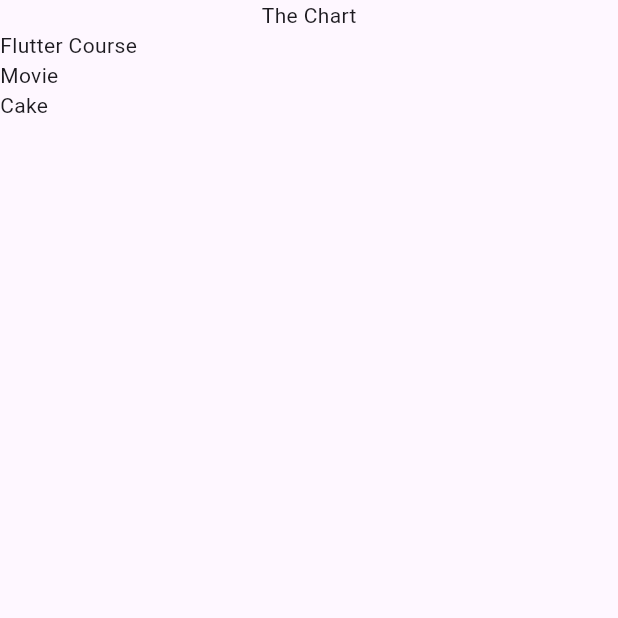
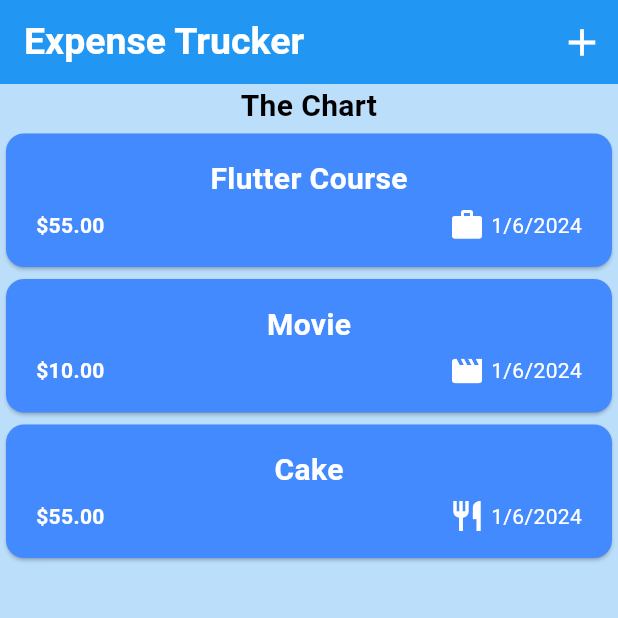
Before and after one commit to tekamek123/expense_tracker, a Flutter app: the screen it shows after launch, on a phone screen of 412 x 824 dp, the top half of it. Run offline on Flutter 3.47's test engine with Material 3 defaults, Android fonts, the phone set to English and light mode, and no system bars.

Commit message:
saving new expenses

```diff
--- a/lib/expenses.dart
+++ /dev/null
@@ -1,45 +0,0 @@
-import 'package:expense_tracker/expenses_list.dart';
-import 'package:expense_tracker/models/expense.dart';
-import 'package:flutter/material.dart';
-
-class Expenses extends StatefulWidget {
-  const Expenses({super.key});
-
-  @override
-  State<Expenses> createState() => _ExpensesState();
-}
-
-class _ExpensesState extends State<Expenses> {
-
-  final List<Expense> _registeredExpenses = [
-    Expense(
-      title: 'Flutter Course',
-      amount: 55.0,
-      date: DateTime.now(),
-      category: Category.work),
-      Expense(
-      title: 'Movie',
-      amount: 10.0,
-      date: DateTime.now(),
-      category: Category.leisure),
-      Expense(
-      title: 'Cake',
-      amount: 55.0,
-      date: DateTime.now(),
-      category: Category.food),
-  ];
-
-  @override
-  Widget build(BuildContext context) {
-    return  Scaffold(
-      body: SafeArea(
-        child: Column(
-          children: [
-            const Text('The Chart'),
-            Expanded(child: ExpensesList(expenses: _registeredExpenses)),
-          ],
-        ),
-      ),
-    );
-  }
-}
--- a/lib/main.dart
+++ b/lib/main.dart
@@ -1,4 +1,4 @@
-import 'package:expense_tracker/expenses.dart';
+import 'package:expense_tracker/widgets/expenses.dart';
 import 'package:flutter/material.dart';
 
 void main() {
--- a/lib/models/expense.dart
+++ b/lib/models/expense.dart
@@ -1,8 +1,20 @@
+import 'package:flutter/material.dart';
+import 'package:intl/intl.dart';
 import 'package:uuid/uuid.dart';
+
+final formatter = DateFormat.yMd();
 
 const uuid = Uuid();
 
 enum Category {travel, leisure, food, work}
+
+const categoryIcons =  {
+  Category.travel: Icons.flight_takeoff, //
+  Category.leisure: Icons.movie, //
+  Category.food: Icons.restaurant, //
+  Category.work: Icons.work, //
+};
+
 class Expense {
 
   Expense({
@@ -17,4 +29,8 @@ class Expense {
   final double amount;
   final DateTime  date;
   final Category category;
+
+  String get formattedDate {
+    return formatter.format(date);
+  }
 }
--- /dev/null
+++ b/lib/widgets/expenses.dart
@@ -0,0 +1,89 @@
+import 'package:expense_tracker/widgets/expenses_list/expenses_list.dart';
+import 'package:expense_tracker/models/expense.dart';
+import 'package:expense_tracker/widgets/expenses_list/new_expense.dart';
+import 'package:flutter/material.dart';
+
+class Expenses extends StatefulWidget {
+  const Expenses({super.key, });
+
+
+  @override
+  State<Expenses> createState() => _ExpensesState();
+}
+
+class _ExpensesState extends State<Expenses> {
+  final List<Expense> _registeredExpenses = [
+    Expense(
+        title: 'Flutter Course',
+        amount: 55.0,
+        date: DateTime.now(),
+        category: Category.work),
+    Expense(
+        title: 'Movie',
+        amount: 10.0,
+        date: DateTime.now(),
+        category: Category.leisure),
+    Expense(
+        title: 'Cake',
+        amount: 55.0,
+        date: DateTime.now(),
+        category: Category.food),
+  ];
+
+  void _openAddExpenseOverlay() {
+    showModalBottomSheet(
+      context: context,
+      builder: (ctx) =>  NewExpense(onAddExpense: addExpenses,),
+    );
+  }
+
+  void addExpenses(Expense expense) {
+    setState(() {
+    _registeredExpenses.add(expense);
+    });
+  }
+
+
+  @override
+  Widget build(BuildContext context) {
+    return Scaffold(
+      appBar: AppBar(
+        title: const Text(
+          'Expense Trucker',
+          style: TextStyle(
+            color: Colors.white,
+            fontWeight: FontWeight.bold,
+            fontSize: 25.0,
+          ),
+        ),
+        backgroundColor: Colors.blue,
+        actions: [
+          IconButton(
+            icon: const Icon(Icons.add),
+            onPressed: _openAddExpenseOverlay,
+            color: Colors.white,
+            iconSize: 30,
+            tooltip: 'Add Expense',
+            highlightColor: Colors.black26,
+            padding: const EdgeInsets.all(0),
+          )
+        ],
+      ),
+      body: Container(
+        color: Colors.blue.shade100,
+        child: Column(
+          children: [
+            const Text('The Chart',
+                textAlign: TextAlign.center,
+                style: TextStyle(
+                  fontSize: 20,
+                  fontWeight: FontWeight.bold,
+                  color: Colors.black,
+                )),
+            Expanded(child: ExpensesList(expenses: _registeredExpenses)),
+          ],
+        ),
+      ),
+    );
+  }
+}
--- /dev/null
+++ b/lib/widgets/expenses_list/expense_item.dart
@@ -0,0 +1,61 @@
+import 'package:expense_tracker/models/expense.dart';
+import 'package:flutter/material.dart';
+
+class ExpenseItem extends StatelessWidget {
+  const ExpenseItem(Expense expens, {super.key, required this.expense});
+
+  final Expense expense;
+
+  @override
+  Widget build(BuildContext context) {
+    return Card(
+      color: Colors.blueAccent,
+      child: Padding(
+        padding: const EdgeInsets.symmetric(
+          horizontal: 20.0,
+          vertical: 16.0,
+        ),
+        child: Column(
+          children: [
+            Text(
+              expense.title,
+              style: const TextStyle(
+                fontSize: 20.0,
+                fontWeight: FontWeight.bold,
+                color: Colors.white,
+              ),
+            ),
+            const SizedBox(
+              height: 4,
+            ),
+            Row(
+              children: [
+                Text(
+                  '\$${expense.amount.toStringAsFixed(2)}',
+                  style: const TextStyle(
+                    fontWeight: FontWeight.bold,
+                    color: Colors.white
+                  ),
+                ),
+                const Spacer(),
+                Row(
+                  children: [
+                   Icon(categoryIcons[expense.category],
+                   color: Colors.white,
+                   ),
+                  const SizedBox(width: 4,),
+                  Text(expense.formattedDate,
+                  style: const TextStyle(
+                    color: Colors.white,
+                  ),
+                  ),
+                ],
+                ),
+              ],
+            ),
+          ],
+        ),
+      ),
+    );
+  }
+}
--- a/lib/expenses_list.dart
+++ b/lib/widgets/expenses_list/expenses_list.dart
@@ -1,4 +1,5 @@
 import 'package:expense_tracker/models/expense.dart';
+import 'package:expense_tracker/widgets/expenses_list/expense_item.dart';
 import 'package:flutter/material.dart';
 
 class ExpensesList extends StatelessWidget {
@@ -10,7 +11,7 @@ class ExpensesList extends StatelessWidget {
   Widget build(BuildContext context) {
     return ListView.builder(
       itemCount: expenses.length,
-      itemBuilder: (ctx, index) => Text(expenses[index].title),
+      itemBuilder: (ctx, index) => ExpenseItem(expenses[index],expense: expenses[index],),
     );
   }
 }
--- a/pubspec.yaml
+++ b/pubspec.yaml
@@ -36,6 +36,7 @@ dependencies:
   # Use with the CupertinoIcons class for iOS style icons.
   cupertino_icons: ^1.0.2
   uuid: ^4.2.2
+  intl: ^0.19.0
 
 dev_dependencies:
   flutter_test:
```
Also changed, not shown: lib/widgets/expenses_list/new_expense.dart (added, +225 -0 lines), pubspec.lock.
